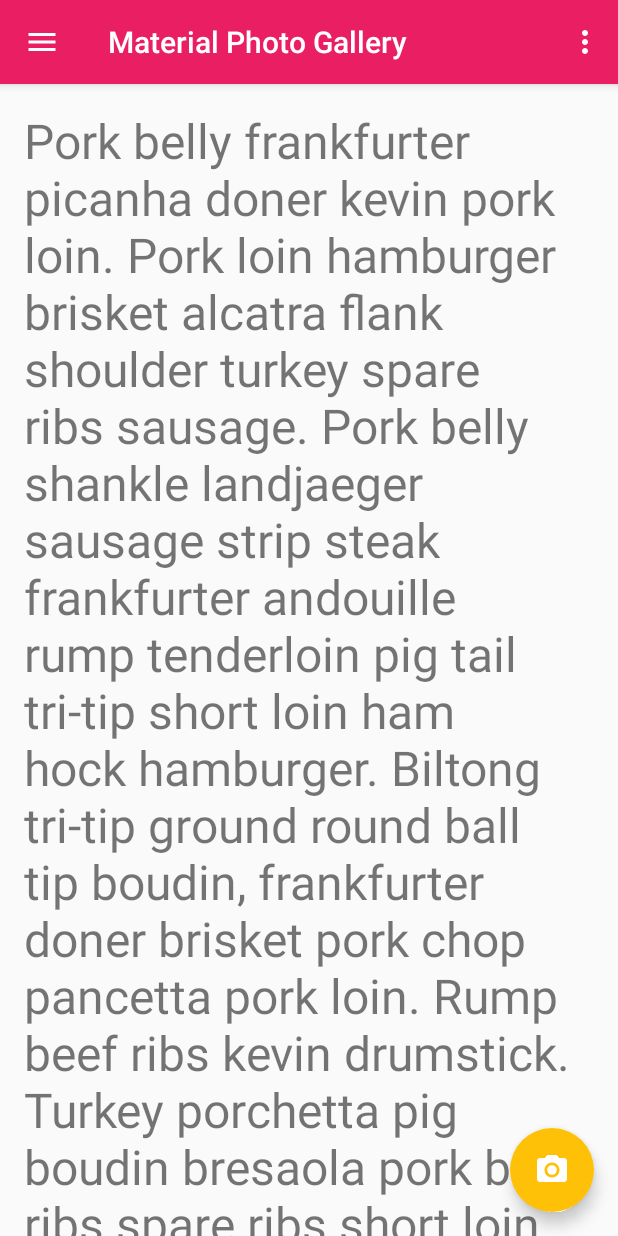
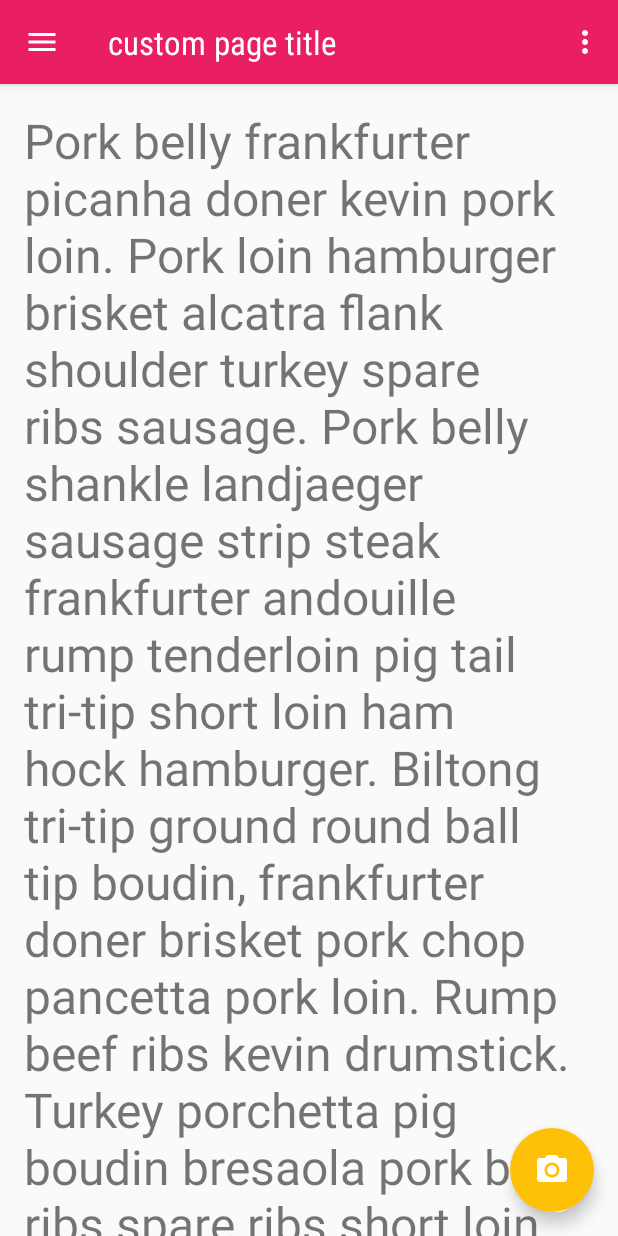
Before and after one commit to TheBoyMoe/Android-Material-Photo-Gallery, an Android app: the screen it shows after launch (MainActivity), on a phone screen of 412 x 824 dp. Run offline under Robolectric (Android 15) with nearby library versions, the phone set to English and light mode, and no system bars; our stand-ins replace Timber; libraries missing offline, so code that uses them is left out: com.facebook.stetho; plain views replace GridRecyclerView; 1 statement that could not run was skipped.

Commit message:
impl custom page title, dependent on fragment loaded

```diff
--- /dev/null
+++ b/app/src/main/java/com/example/materialphotogallery/custom/CustomTitleView.java
@@ -0,0 +1,13 @@
+package com.example.materialphotogallery.custom;
+
+import android.content.Context;
+import android.util.AttributeSet;
+import android.widget.TextView;
+
+public class CustomTitleView extends TextView{
+
+
+    public CustomTitleView(Context context, AttributeSet attrs) {
+        super(context, attrs);
+    }
+}
--- a/app/src/main/java/com/example/materialphotogallery/ui/activity/MainActivity.java
+++ b/app/src/main/java/com/example/materialphotogallery/ui/activity/MainActivity.java
@@ -11,14 +11,19 @@ import android.support.v4.widget.DrawerLayout;
 import android.support.v7.app.ActionBar;
 import android.support.v7.app.AppCompatActivity;
 import android.support.v7.widget.Toolbar;
+import android.view.LayoutInflater;
 import android.view.Menu;
 import android.view.MenuItem;
 import android.view.View;
+import android.widget.TextView;
 
 import com.example.materialphotogallery.R;
 import com.example.materialphotogallery.common.Utils;
 import com.example.materialphotogallery.ui.fragment.HomeFragment;
-
+/**
+ *  References:
+ *  [[1] https://guides.codepath.com/android/Fragment-Navigation-Drawer
+ */
 public class MainActivity extends AppCompatActivity implements HomeFragment.Contract{
 
     public static void launch(Activity activity) {
@@ -106,6 +111,16 @@ public class MainActivity extends AppCompatActivity implements HomeFragment.Cont
             if (actionbar != null) {
                 actionbar.setHomeAsUpIndicator(R.drawable.ic_drawer);
                 actionbar.setDisplayHomeAsUpEnabled(true);
+
+                // hide app title
+                actionbar.setDisplayShowTitleEnabled(false);
+                // enable custom view
+                actionbar.setDisplayShowCustomEnabled(true);
+                // instantiate & show title depending on fragment loaded
+                LayoutInflater inflater = LayoutInflater.from(this);
+                View pageTitle = inflater.inflate(R.layout.current_view_title, null);
+                ((TextView)pageTitle.findViewById(R.id.action_bar_title)).setText("custom page title");
+                actionbar.setCustomView(pageTitle);
             }
         }
 
--- /dev/null
+++ b/app/src/main/res/layout/current_view_title.xml
@@ -0,0 +1,14 @@
+<?xml version="1.0" encoding="utf-8"?>
+<RelativeLayout xmlns:android="http://schemas.android.com/apk/res/android"
+                android:background="@android:color/transparent"
+                android:layout_width="match_parent"
+                android:layout_height="match_parent">
+
+    <com.example.materialphotogallery.custom.CustomTitleView
+        android:id="@+id/action_bar_title"
+        android:layout_centerVertical="true"
+        style="@style/ActionBarTitle"
+        android:layout_width="wrap_content"
+        android:layout_height="wrap_content"/>
+
+</RelativeLayout>
--- a/app/src/main/res/values/styles.xml
+++ b/app/src/main/res/values/styles.xml
@@ -52,4 +52,12 @@
         <item name="android:textSize">22sp</item>
     </style>
 
+    <style name="ActionBarTitle">
+        <item name="android:textColor">@color/colorInverseText</item>
+        <item name="android:textSize">22sp</item>
+        <item name="android:fontFamily">sans-serif-condensed</item>
+        <item name="android:maxLines">1</item>
+        <item name="android:ellipsize">end</item>
+    </style>
+
 </resources>
```
